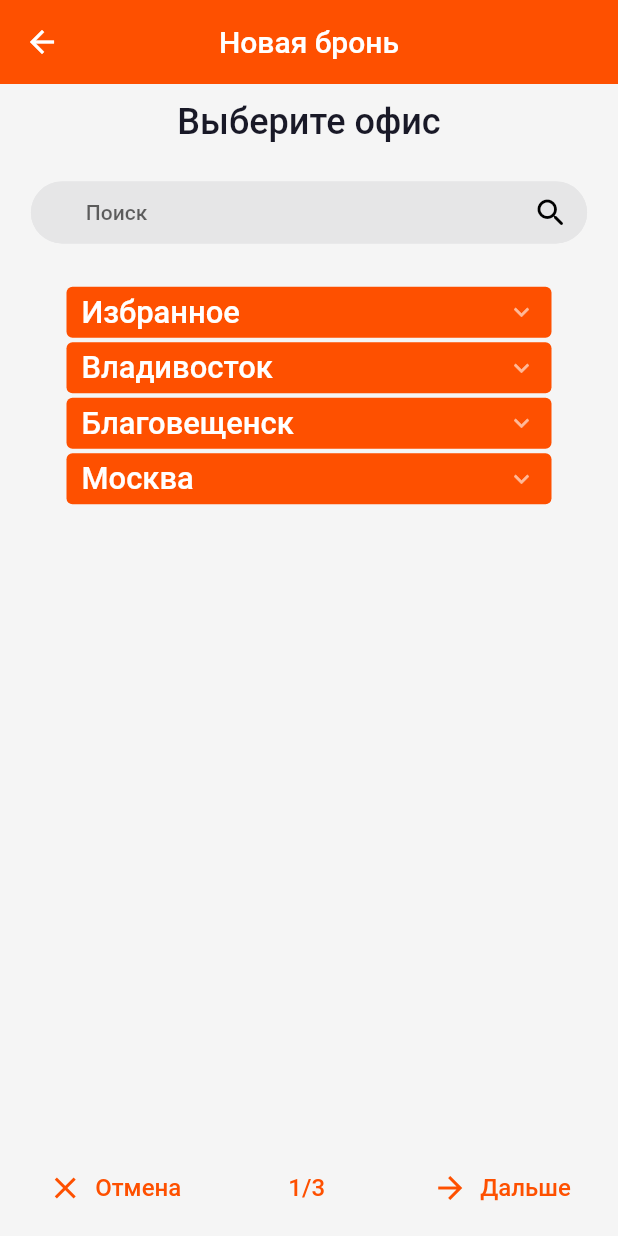
After one commit to PainappuruNyan/flutter_study_project, a Flutter app: the CreateBooking1 screen opened directly, on a phone screen of 412 x 824 dp. The commit adds this screen. Run offline on Flutter 3.47's test engine with Material 2 defaults, Android fonts, the light colour scheme and no system bars; drawn by our look-alikes of accordion; our stand-ins replace dartz, equatable, flutter_screenutil, internet_connection_checker, shared_preferences; accounts and stored records are empty; project files that could hold a hidden picture were left out.

Commit message:
Create booking 1
See merge request plugin-fall/team5/atb_plugin_flutter!12

```diff
--- a/lib/src/core/constants/colors.dart
+++ b/lib/src/core/constants/colors.dart
@@ -7,4 +7,5 @@ class MyColors{
   static const Color kPrimaryText = Color(0xff191927);
   static const Color kWhite = Color(0xffffffff);
   static const Color kFrameBackground = Color(0xfff5f5f5);
+  static const Color kPrimaryLight = Color(0xFFFFDDCE);
 }
--- a/lib/src/core/constants/theme.dart
+++ b/lib/src/core/constants/theme.dart
@@ -14,6 +14,7 @@ ThemeData basicTheme() => ThemeData(
           indicator: UnderlineTabIndicator(
               borderSide: BorderSide(color: MyColors.kPrimary))),
       appBarTheme: const AppBarTheme(
+        elevation: 0,
         centerTitle: true,
         systemOverlayStyle:
             SystemUiOverlayStyle(statusBarColor: MyColors.kPrimary),
--- /dev/null
+++ b/lib/src/presentation/booking/create_booking_1/view/create_booking_1.dart
@@ -0,0 +1,128 @@
+import 'package:flutter/material.dart';
+import 'package:flutter_screenutil/flutter_screenutil.dart';
+
+import '../../../../core/constants/colors.dart';
+import '../../../../domain/entities/office.dart';
+import '../../../widgets/bottom_app_bar.dart';
+import 'office_expandable.dart';
+
+class CreateBooking1 extends StatefulWidget {
+  const CreateBooking1({super.key});
+
+  static const String routeName = '/create_office/1';
+
+  @override
+  State<CreateBooking1> createState() => _CreateBooking1State();
+}
+
+class _CreateBooking1State extends State<CreateBooking1> {
+  List<Office> list = <Office>[
+    const Office(
+        id: 1,
+        city: 'Владивосток',
+        address: 'Океанская 12д',
+        administrator: 'Мамаев Мамай',
+        contactNumber: '+79099099090'),
+    const Office(
+        id: 2,
+        city: 'Благовещенск',
+        address: 'Дудуево 12д',
+        administrator: 'Мамаев Мамай',
+        contactNumber: '+79099099090'),
+    const Office(id: 3, city: 'Владивосток', address: 'Светланская 59', administrator: 'Самый лучший чел', contactNumber: '+70000000000'),
+    const Office(
+        id: 4,
+        city: 'Москва',
+        address: 'Красного Знамени 12д',
+        administrator: 'Иван Иванович',
+        contactNumber: '+79099099090'),
+  ];
+
+  List<String> citys = <String>['Избранное', 'Владивосток', 'Благовещенск', 'Москва'];
+  List<Office> favorites = <Office>[
+    const Office(
+      id: 1,
+      city: 'Владивосток',
+      address: 'Океанская 12д',
+      administrator: 'Мамаев Мамай',
+      contactNumber: '+79099099090'),
+    const Office(
+        id: 2,
+        city: 'Благовещенск',
+        address: 'Дудуево 12д',
+        administrator: 'Мамаев Мамай',
+        contactNumber: '+79099099090'),
+  ];
+
+  @override
+  Widget build(BuildContext context) {
+    return Scaffold(
+      resizeToAvoidBottomInset: false,
+      appBar: AppBar(
+        title: const Text('Новая бронь'),
+      ),
+      bottomNavigationBar:
+          const CustomBottomAppBar(pageNum: '1', pageCount: '3'),
+      body: SingleChildScrollView(
+        child: Column(
+          children: <Widget>[
+            Container(
+              padding: EdgeInsets.only(top: 11.h, bottom: 25.h),
+              child: Text(
+                'Выберите офис',
+                style: Theme.of(context)
+                    .textTheme
+                    .bodyText2
+                    ?.copyWith(fontSize: 24, fontWeight: FontWeight.w500),
+              ),
+            ),
+            Container(
+              height: 40.h,
+              padding: EdgeInsets.symmetric(horizontal: 20.sp),
+              child: TextField(
+                style: const TextStyle(fontSize: 14, color: MyColors.kPrimaryText),
+                cursorColor: MyColors.kPrimaryText,
+                decoration: InputDecoration(
+                    contentPadding: EdgeInsets.symmetric(horizontal: 32.w),
+                    suffixIcon: const Icon(
+                      Icons.search_rounded,
+                      color: Colors.black,
+                    ),
+                    hintText: 'Поиск',
+                    filled: true,
+                    fillColor: const Color.fromARGB(255, 230, 230, 231),
+                    focusedBorder: OutlineInputBorder(
+                        borderRadius: BorderRadius.circular(100),
+                        borderSide: const BorderSide(
+                            color: Color.fromARGB(255, 230, 230, 231))),
+                    enabledBorder: OutlineInputBorder(
+                        borderRadius: BorderRadius.circular(100),
+                        borderSide: const BorderSide(
+                            color: Color.fromARGB(255, 230, 230, 231)))),
+              ),
+            ),
+            SingleChildScrollView(
+              physics: const ScrollPhysics(),
+              child: Container(
+                padding: EdgeInsets.symmetric(horizontal: 30.w, vertical: 28.h),
+                child: ListView.builder(
+                  physics: const NeverScrollableScrollPhysics(),
+                  shrinkWrap: true,
+                  itemCount: citys.length,
+                  itemBuilder: (BuildContext context, int index) {
+                    late List<Office> cityOffices;
+                    if (citys[index] == 'Избранное'){
+                      cityOffices = favorites;
+                    } else{
+                      cityOffices = list.where((Office element) => element.city == citys[index]).toList();
+                    }
+                    return OfficeExpandable(offices: cityOffices, city: citys[index],);
+                }),
+              ),
+            )
+          ],
+        ),
+      ),
+    );
+  }
+}
--- /dev/null
+++ b/lib/src/presentation/booking/create_booking_1/view/office_expandable.dart
@@ -0,0 +1,144 @@
+import 'package:accordion/accordion.dart';
+import 'package:flutter/material.dart';
+import 'package:flutter_screenutil/flutter_screenutil.dart';
+
+import '../../../../core/constants/colors.dart';
+import '../../../../domain/entities/office.dart';
+
+class OfficeExpandable extends StatefulWidget {
+  const OfficeExpandable({super.key, required this.offices, required this.city});
+
+  final String city;
+  final List<Office> offices;
+
+  @override
+  _OfficeExpandableState createState() => _OfficeExpandableState();
+}
+
+class _OfficeExpandableState extends State<OfficeExpandable> {
+  @override
+  Widget build(BuildContext context) {
+    return Accordion(
+      disableScrolling: true,
+        headerBorderRadius: 4,
+        paddingListTop: 0,
+        paddingListBottom: 0,
+        contentBorderRadius: 4,
+        contentBorderWidth: 0,
+        children: <AccordionSection>[
+          AccordionSection(
+            contentBorderRadius: 4,
+            headerBackgroundColor: MyColors.kPrimary,
+            header: Text(
+              widget.city,
+              style: Theme
+                  .of(context)
+                  .textTheme
+                  .bodyText1?.copyWith(fontSize: 20.sp, fontWeight: FontWeight.w500),
+            ),
+            contentHorizontalPadding: 20,
+            contentBorderWidth: 1,
+            content: ListView.builder(
+
+              padding: EdgeInsets.zero,
+              physics: const NeverScrollableScrollPhysics(),
+              itemCount: widget.offices.length,
+              itemBuilder: (BuildContext context, int index){
+                return OfficeAddressCard(office: widget.offices[index]);
+              },
+              shrinkWrap: true,
+            ),
+          ),
+        ]);
+  }
+}
+
+class OfficeAddressCard extends StatelessWidget {
+  const OfficeAddressCard({super.key, this.office = const Office(
+      id: 1,
+      city: 'Владивосток',
+      address: 'Океанская 12д',
+      administrator: 'Мамаев Мамай',
+      contactNumber: '+79099099090')});
+
+  final Office office;
+
+  @override
+  Widget build(BuildContext context) {
+    return InkWell(
+      child: Card(
+        color: MyColors.kPrimaryLight,
+        child: Container(
+            padding: EdgeInsets.only(top: 4.h, bottom: 4.h, right: 4.w, left: 16.w),
+            child: Row(
+              mainAxisAlignment: MainAxisAlignment.spaceBetween,
+              children: <Widget>[
+                Text(office.address, style: Theme.of(context).textTheme.bodyText2?.copyWith(fontSize: 16.sp, fontWeight: FontWeight.w500),),
+                Wrap(
+                  spacing: 8.sp,
+                  children: <Widget>[
+                    InkWell(child: const Icon(
+                      Icons.location_on_sharp, color: MyColors.kPrimary,),
+                      onTap: () {},),
+                    InkWell(child: Ink(decoration:
+                    const ShapeDecoration(
+                        color: MyColors.kPrimary, shape: CircleBorder())
+                      , child: const Icon(Icons.done, color: MyColors.kWhite,),),
+                      onTap: () {},)
+                  ],
+                )
+              ],
+            )
+        ),
+      ),
+      onTap: (){
+        showDialog(context: context, builder: (BuildContext context){
+
+          final TextStyle textStyle = Theme.of(context).textTheme.bodyText2!.copyWith(
+            fontWeight: FontWeight.w500
+          );
+          return AlertDialog(
+            title: Text(office.address, style: textStyle,),
+            content: SizedBox(
+              height: 270.h,
+              child: Column(
+                children: [
+                  Row(
+                    mainAxisAlignment: MainAxisAlignment.spaceBetween,
+                    children: [
+                      Text('Посмотреть на карте', style: textStyle),
+                      InkWell(child: const Icon(
+                        Icons.location_on_sharp, color: MyColors.kPrimary,),
+                        onTap: () {},),
+                    ],
+                  ),
+                  Row(
+                    mainAxisAlignment: MainAxisAlignment.spaceBetween,
+                    children: [
+                      Text('Рабочий телефон', style: textStyle),
+                      Padding(
+                        padding: EdgeInsets.only(top: 6.h),
+                        child: InkWell(child: const Icon(
+                          Icons.copy, color: MyColors.kPrimary,),
+                          onTap: () {},),
+                      ),
+                    ],
+                  ),
+                  Row(
+                    children: <Widget>[
+                      Text(office.contactNumber, style: textStyle.copyWith(fontWeight: FontWeight.normal)),
+                    ],
+                  )
+                ],
+              ),
+            ),
+            actions: <Widget>[
+              MaterialButton(onPressed: (){}, child: Text('Избранное', style: Theme.of(context).textTheme.bodyText2),),
+              MaterialButton(onPressed: (){}, child: Text('Выбрать', style: Theme.of(context).textTheme.bodyText2),),
+            ],
+          );
+        });
+      },
+    );
+  }
+}
--- a/pubspec.yaml
+++ b/pubspec.yaml
@@ -46,7 +46,7 @@ dependencies:
   # Use with the CupertinoIcons class for iOS style icons.
   cupertino_icons: ^1.0.2
   material_color_gen: ^2.0.0
-  flutter_bloc: ^8.0.1
+  flutter_bloc: ^8.1.1
   flutter_screenutil: ^5.5.4
   # Service locator
   get_it: ^2.0.5
@@ -61,6 +61,8 @@ dependencies:
   #Internet connection checker
   internet_connection_checker: ^1.0.0+1
 
+  accordion: ^2.5.1
+
 dev_dependencies:
   flutter_test:
     sdk: flutter
@@ -71,7 +73,6 @@ dev_dependencies:
   # package. See that file for information about deactivating specific lint
   # rules and activating additional ones.
   flutter_lints: ^2.0.0
-  mockito: ^5.3.2
 
 
 # For information on the generic Dart part of this file, see the
```
Also changed, not shown: pubspec.lock.
